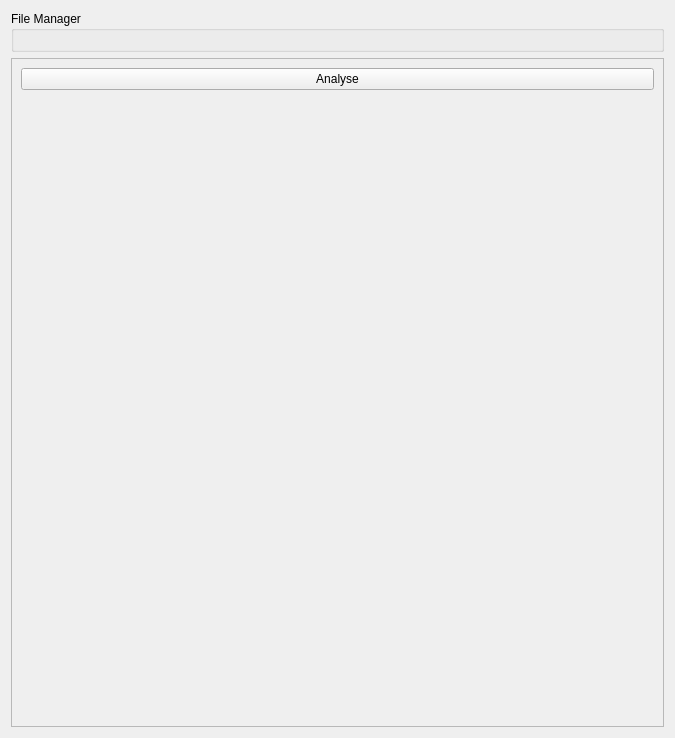
This is config/base3_urbandrainage/qgswidgets/lamia_tool_rereau_ui.ui in Artelia/Lamia as Qt 5 draws it before an edit. The edited form follows.
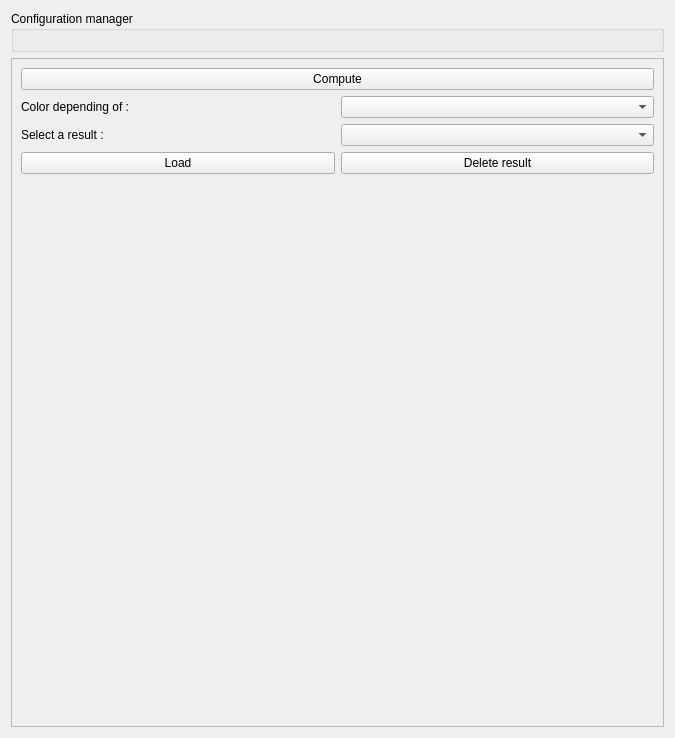
This is the edited form.

Commit message: allow to save and load itv computation results

The edit to the form file:
```diff
--- a/config/base3_urbandrainage/qgswidgets/lamia_tool_rereau_ui.ui
+++ b/config/base3_urbandrainage/qgswidgets/lamia_tool_rereau_ui.ui
@@ -17,7 +17,7 @@
    <item>
     <widget class="QGroupBox" name="groupBox_filemanager">
      <property name="title">
-      <string>File Manager</string>
+      <string>Configuration manager</string>
      </property>
      <layout class="QVBoxLayout" name="verticalLayout_2"/>
     </widget>
@@ -31,14 +31,31 @@
       <enum>QFrame::Raised</enum>
      </property>
      <layout class="QGridLayout" name="gridLayout">
+      <item row="4" column="0">
+       <widget class="QPushButton" name="pushButton_load">
+        <property name="text">
+         <string>Load</string>
+        </property>
+       </widget>
+      </item>
+      <item row="1" column="1">
+       <widget class="QComboBox" name="comboBox_indicator"/>
+      </item>
+      <item row="1" column="0">
+       <widget class="QLabel" name="label">
+        <property name="text">
+         <string>Color depending of :</string>
+        </property>
+       </widget>
+      </item>
       <item row="0" column="0" colspan="2">
        <widget class="QPushButton" name="pushButton_analysis">
         <property name="text">
-         <string>Analyse</string>
+         <string>Compute</string>
         </property>
        </widget>
       </item>
-      <item row="1" column="0">
+      <item row="5" column="0" colspan="2">
        <spacer name="verticalSpacer">
         <property name="orientation">
          <enum>Qt::Vertical</enum>
@@ -51,6 +68,23 @@
         </property>
        </spacer>
       </item>
+      <item row="4" column="1">
+       <widget class="QPushButton" name="pushButton_delete">
+        <property name="text">
+         <string>Delete result</string>
+        </property>
+       </widget>
+      </item>
+      <item row="2" column="1">
+       <widget class="QComboBox" name="comboBox_result"/>
+      </item>
+      <item row="2" column="0">
+       <widget class="QLabel" name="label_2">
+        <property name="text">
+         <string>Select a result :</string>
+        </property>
+       </widget>
+      </item>
      </layout>
     </widget>
    </item>
```
The commit also changes 9 other files.
